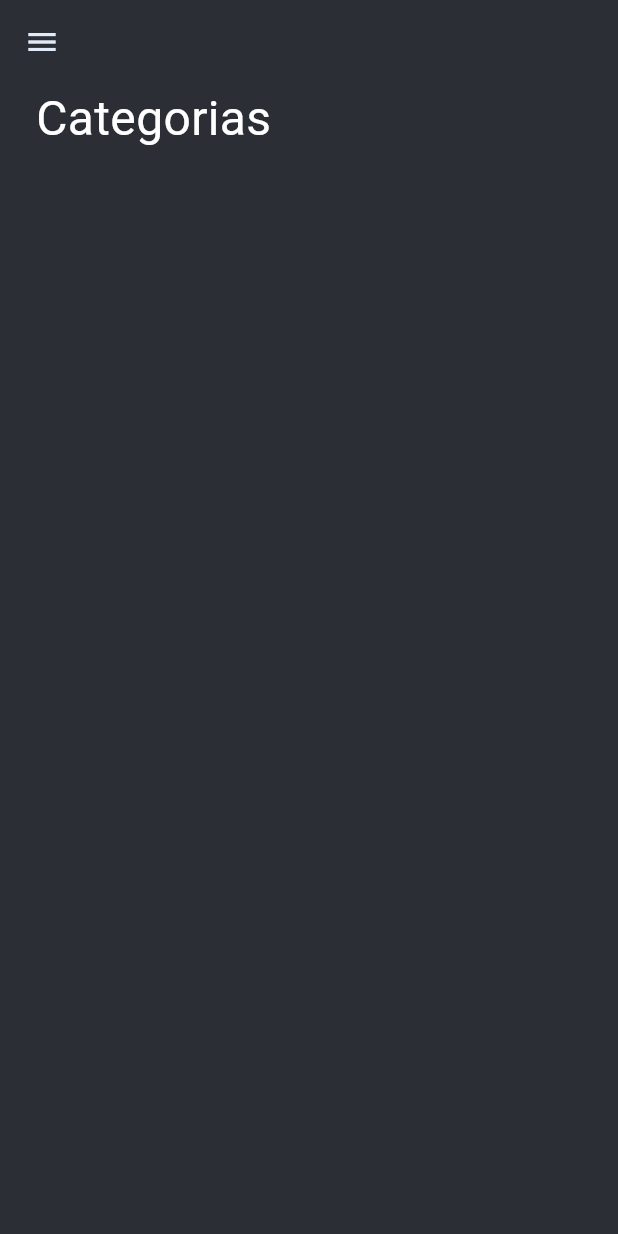
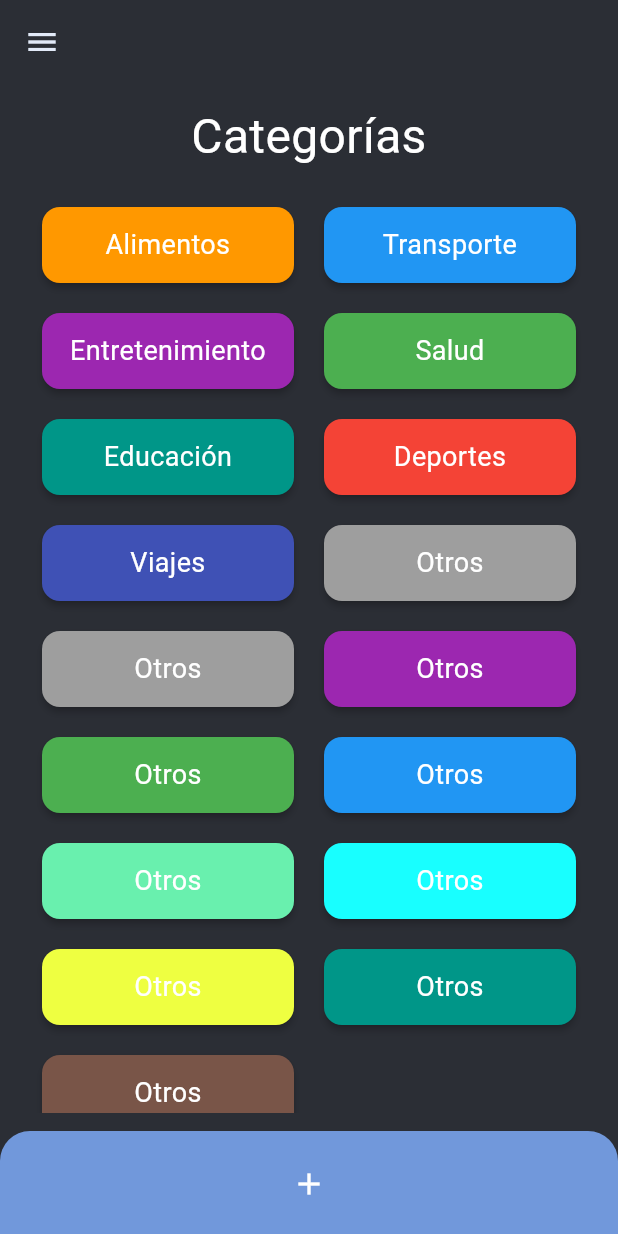
Before and after one commit to joellop/GFP-FrontEnd, a Flutter app: the PantallaCategorias screen opened by its route, on a phone screen of 412 x 824 dp. Run offline on Flutter 3.47's test engine with Material 3 defaults, Android fonts, the phone set to English and light mode, and no system bars; our stand-ins replace dio, flutter_colorpicker, shared_preferences; accounts and stored records are empty.

Commit message:
se agrego libreria para la paleta de colores y se avanzo en la pantalla de categorias

```diff
--- a/lib/core/utils/conexion_api.dart
+++ b/lib/core/utils/conexion_api.dart
@@ -4,7 +4,7 @@ import 'package:gfp/features/auth/data/services/autenticacion_service.dart';
 class ConexionApi {
   static final ConexionApi _instancia = ConexionApi._interno();
   final Dio dio;
-  final String baseUrl = "http://192.168.1.15:3000";
+  final String baseUrl = "http://192.168.1.8:3000";
 
   factory ConexionApi() {
     return _instancia;
--- a/lib/features/category/presentation/screens/pantalla_categorias.dart
+++ b/lib/features/category/presentation/screens/pantalla_categorias.dart
@@ -1,4 +1,7 @@
 import 'package:flutter/material.dart';
+import 'package:gfp/core/theme/paleta_colores.dart';
+import 'package:gfp/core/widgets/footer_boton_agregar.dart';
+import 'package:gfp/core/widgets/formulario_agregar_categoria.dart';
 import 'package:gfp/core/widgets/menu_lateral.dart';
 
 class PantallaCategorias extends StatefulWidget {
@@ -8,17 +11,115 @@ class PantallaCategorias extends StatefulWidget {
   State<PantallaCategorias> createState() => _PantallaCategoriasState();
 }
 
+// 🔹 Modelo simple de categoría
+class Categoria {
+  final String id;
+  final String nombre;
+  final Color color;
+
+  Categoria({
+    required this.id,
+    required this.nombre,
+    required this.color,
+  });
+}
+
 class _PantallaCategoriasState extends State<PantallaCategorias> {
+  // 🔹 Lista local de categorías con colores
+  final List<Categoria> _categorias = [
+    Categoria(id: "1", nombre: "Alimentos", color: Colors.orange),
+    Categoria(id: "2", nombre: "Transporte", color: Colors.blue),
+    Categoria(id: "3", nombre: "Entretenimiento", color: Colors.purple),
+    Categoria(id: "4", nombre: "Salud", color: Colors.green),
+    Categoria(id: "5", nombre: "Educación", color: Colors.teal),
+    Categoria(id: "6", nombre: "Deportes", color: Colors.red),
+    Categoria(id: "7", nombre: "Viajes", color: Colors.indigo),
+    Categoria(id: "8", nombre: "Otros", color: Colors.grey),
+    Categoria(id: "9", nombre: "Otros", color: Colors.grey),
+    Categoria(id: "10", nombre: "Otros", color: Colors.purple),
+    Categoria(id: "11", nombre: "Otros", color: Colors.green),
+    Categoria(id: "12", nombre: "Otros", color: Colors.blue),
+    Categoria(id: "13", nombre: "Otros", color: Colors.greenAccent),
+    Categoria(id: "14", nombre: "Otros", color: Colors.cyanAccent),
+    Categoria(id: "15", nombre: "Otros", color: Colors.limeAccent),
+    Categoria(id: "16", nombre: "Otros", color: Colors.teal),
+    Categoria(id: "17", nombre: "Otros", color: Colors.brown),
+  ];
+    //* Mostrar el formulario de agregar balance
+  void _mostrarFormularioBalance(BuildContext context) {
+    showDialog(
+      context: context,
+      builder: (context) {
+        return Dialog(
+          backgroundColor: ColorAplicacion.primario,
+          shape: RoundedRectangleBorder(
+            borderRadius: BorderRadius.circular(10),
+          ),
+          child: Padding(
+            padding: EdgeInsets.all(16),
+            child: FormularioAgregarCategoria(),
+          ),
+        );
+      },
+    );
+  }
+
   @override
   Widget build(BuildContext context) {
     return Scaffold(
-        appBar: AppBar(),
-        drawer: MenuLateral(),
-        body: Padding(
-          padding: EdgeInsets.symmetric(horizontal: 24.0),
-          child: Column(
-            children: [Text("Categorias", style: TextStyle(fontSize: 32))],
-          ),
-        ));
+      appBar: AppBar(),
+      drawer: MenuLateral(),
+      body: Padding(
+        padding: const EdgeInsets.symmetric(horizontal: 24.0, vertical: 12),
+        child: Column(
+          children: [
+            const Center(
+              child: Text(
+                "Categorías",
+                style: TextStyle(fontSize: 32),
+                textAlign: TextAlign.center,
+              ),
+            ),
+            const SizedBox(height: 20),
+            Expanded(
+              child: GridView.builder(
+                gridDelegate: const SliverGridDelegateWithFixedCrossAxisCount(
+                  crossAxisCount: 2, // 👈 2 columnas
+                  crossAxisSpacing: 12,
+                  mainAxisSpacing: 12,
+                  childAspectRatio: 3 / 1,
+                ),
+                itemCount: _categorias.length,
+                itemBuilder: (context, index) {
+                  final categoria = _categorias[index];
+                  return Card(
+                    color: categoria.color,
+                    elevation: 2,
+                    shape: RoundedRectangleBorder(
+                      borderRadius: BorderRadius.circular(12),
+                    ),
+                    child: Center(
+                      child: Padding(
+                        padding: const EdgeInsets.all(12.0),
+                        child: Text(
+                          categoria.nombre,
+                          style: const TextStyle(fontSize: 18),
+                          textAlign: TextAlign.center,
+                        ),
+                      ),
+                    ),
+                  );
+                },
+              ),
+            ),
+          ],
+        ),
+      ),
+            bottomNavigationBar: FooterBotonAgregar(
+        onTap: () {
+          _mostrarFormularioBalance(context);
+        },
+      ),
+    );
   }
 }
--- a/pubspec.yaml
+++ b/pubspec.yaml
@@ -16,6 +16,7 @@ dependencies:
   provider: ^6.0.0
   dio: ^5.8.0+1
   shared_preferences: ^2.5.2
+  flutter_colorpicker: ^1.1.0
 
 dev_dependencies:
   flutter_test:
```
Also changed, not shown: lib/core/widgets/formulario_agregar_categoria.dart (added, +134 -0 lines), lib/core/widgets/formulario_balance_modal.dart (+4 -7 lines), pubspec.lock.
